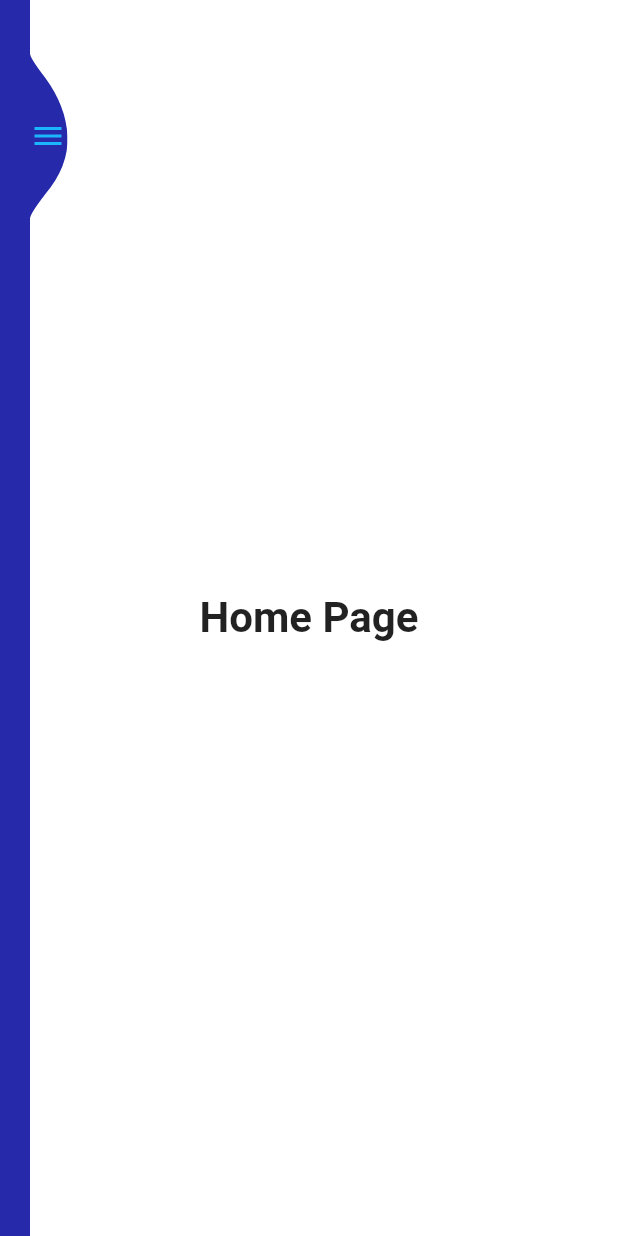
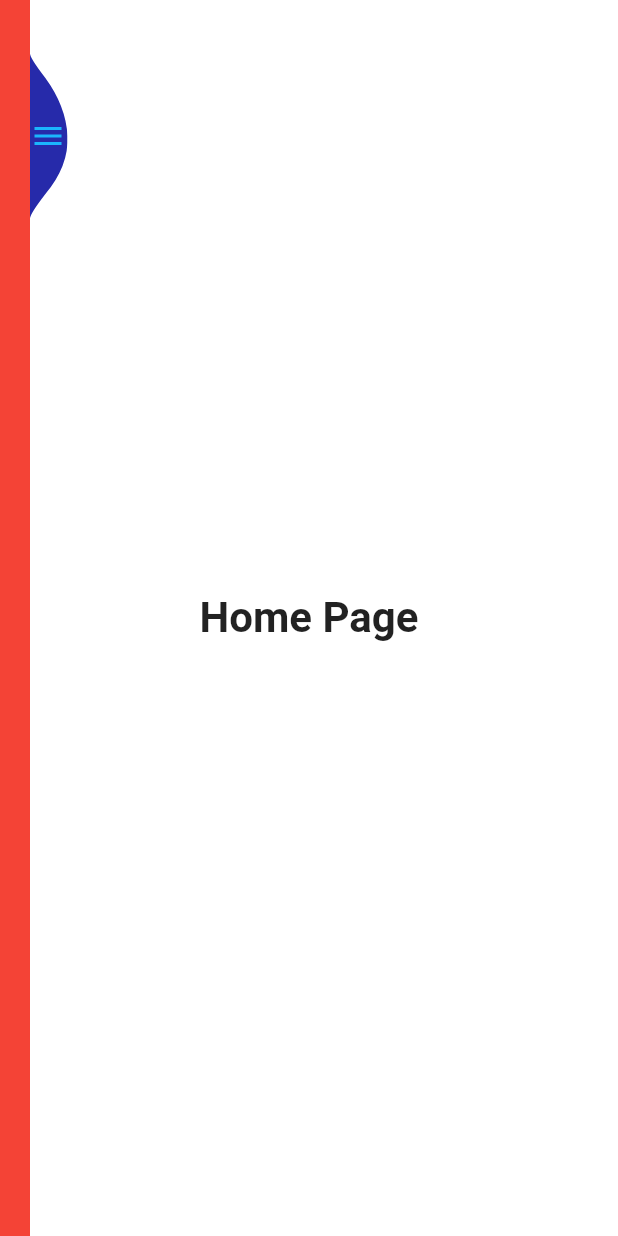
Before and after one commit to Jay-Stark/animated-sidebar-flutter, a Flutter app: the screen it shows after launch, on a phone screen of 412 x 824 dp. Run offline on Flutter 3.47's test engine with Material 2 defaults, Android fonts, the phone set to English and light mode, and no system bars; our stand-ins replace bloc, flutter_bloc, rxdart.

Commit message:
Update SideBar.dart

```diff
--- a/lib/sidebar/SideBar.dart
+++ b/lib/sidebar/SideBar.dart
@@ -71,7 +71,7 @@ class _SideBarState extends State<SideBar> with SingleTickerProviderStateMixin {
                   child: Container(
                 padding: EdgeInsets.symmetric(horizontal: 20),
                 width: 300,
-                color: Color(0xFF262AAA),
+                color: Colors.red,
                 child: Column(
                   children: [
                     SizedBox(
```
